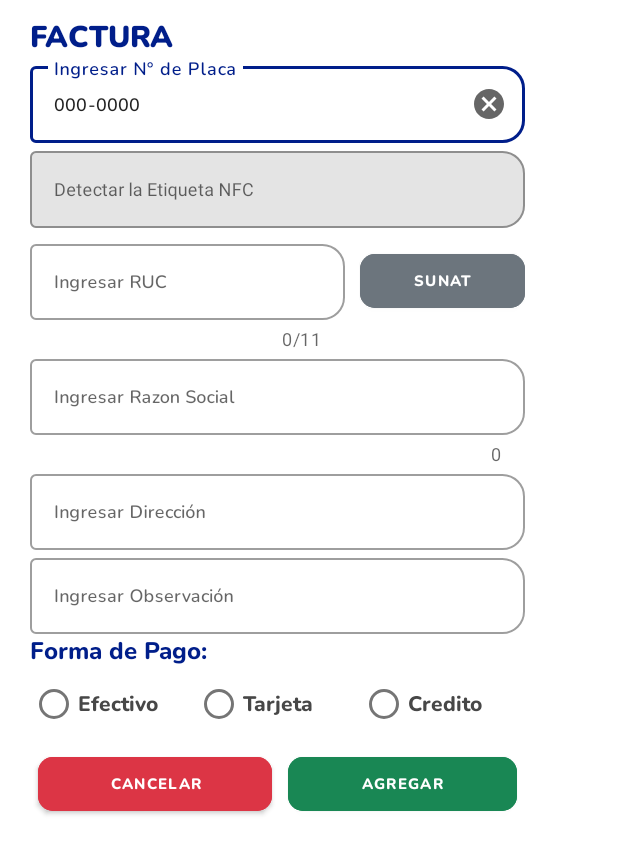
After one commit to melinallacuag/AplicacionSven, an Android app: the layout fragment_notadespacho.xml on its own in the app's theme, with its tools: preview values and no code run, on a phone screen of 412 x 824 dp. The commit adds this screen. Shown: the top 854 px of the screen. Run offline under Robolectric (Android 15) with nearby library versions, the phone set to English and light mode, and no system bars.

Commit message:
cierre x

```diff
--- a/app/src/main/java/com/anggastudio/sample/Fragment/CierreXFragment.java
+++ b/app/src/main/java/com/anggastudio/sample/Fragment/CierreXFragment.java
@@ -1,7 +1,10 @@
 package com.anggastudio.sample.Fragment;
 
+import android.app.Dialog;
 import android.graphics.Bitmap;
 import android.graphics.BitmapFactory;
+import android.graphics.Color;
+import android.graphics.drawable.ColorDrawable;
 import android.os.Bundle;
 
 import androidx.fragment.app.Fragment;
@@ -12,6 +15,7 @@ import android.os.Handler;
 import android.view.LayoutInflater;
 import android.view.View;
 import android.view.ViewGroup;
+import android.widget.Button;
 import android.widget.TextView;
 import android.widget.Toast;
 
@@ -24,6 +28,7 @@ import com.anggastudio.sample.Adapter.VTipoPagoAdapter;
 import com.anggastudio.sample.R;
 import com.anggastudio.sample.WebApiSVEN.Controllers.APIService;
 import com.anggastudio.sample.WebApiSVEN.Models.Lados;
+import com.anggastudio.sample.WebApiSVEN.Models.Optran;
 import com.anggastudio.sample.WebApiSVEN.Models.ReporteTarjetas;
 import com.anggastudio.sample.WebApiSVEN.Models.VContometro;
 import com.anggastudio.sample.WebApiSVEN.Models.VProducto;
@@ -53,6 +58,9 @@ public class CierreXFragment extends Fragment {
 
     String TVolumenContometro,SProductosTotalGLL,SProductosTotalSoles,SProductosTotalDesc,
             TotalPagosSoles,MontoBruto,TotalRTarjetasSoles;
+
+    Button imprimirCierreX;
+    Dialog modalAlerta;
 
     RecyclerView recyclerVProducto,recyclerVTipoPago,recyclerVContometro,recyclerReporteTarj;
 
@@ -100,7 +108,24 @@ public class CierreXFragment extends Fragment {
 
         GranTotal           = view.findViewById(R.id.GranTotal);
 
-        view.findViewById(R.id.imprimircierrex).setOnClickListener(v -> cierrex());
+        imprimirCierreX = view.findViewById(R.id.imprimircierrex);
+
+        /** Mostrar Alerta - Sino tiene ninguna venta pendiente */
+        modalAlerta = new Dialog(getContext());
+        modalAlerta.getWindow().setBackgroundDrawable(new ColorDrawable(Color.TRANSPARENT));
+        modalAlerta.setContentView(R.layout.cambioturno_inciodia_alerta);
+        modalAlerta.setCancelable(true);
+
+        imprimirCierreX.setOnClickListener(new View.OnClickListener() {
+            @Override
+            public void onClick(View view) {
+
+                /** API Retrofit - Cambio de Turno */
+                findOptranTurno(GlobalInfo.getterminalImei10);
+
+            }
+        });
+
 
         /** Fecha de Impresión */
         Calendar calendarprint       = Calendar.getInstance(TimeZone.getTimeZone("America/Lima"));
@@ -344,6 +369,49 @@ public class CierreXFragment extends Fragment {
 
     }
 
+    /** API SERVICE - Optran Cambio de Turno*/
+    private void findOptranTurno(String id){
+
+        Call<List<Optran>> call = mAPIService.findOptran(id);
+
+        call.enqueue(new Callback<List<Optran>>() {
+            @Override
+            public void onResponse(Call<List<Optran>> call, Response<List<Optran>> response) {
+
+                try {
+
+                    if(!response.isSuccessful()){
+                        Toast.makeText(getContext(), "Codigo de error: " + response.code(), Toast.LENGTH_SHORT).show();
+                        return;
+                    }
+
+                    List<Optran> optranList = response.body();
+
+                    GlobalInfo.getpase10 = false;
+
+                    for(Optran optran: optranList) {
+                        GlobalInfo.getpase10 = true;
+                    }
+
+                    if (GlobalInfo.getpase10 == true){
+                        modalAlerta.show();
+                        return;
+                    }
+                    cierrex();
+
+                }catch (Exception ex){
+                    Toast.makeText(getContext(), ex.getMessage(), Toast.LENGTH_SHORT).show();
+                }
+            }
+
+            @Override
+            public void onFailure(Call<List<Optran>> call, Throwable t) {
+                Toast.makeText(getContext(), "Error de conexión APICORE Optran - RED - WIFI", Toast.LENGTH_SHORT).show();
+            }
+        });
+
+    }
+
     private void cierrex() {
 
         Bitmap logoRobles = BitmapFactory.decodeResource(getResources(), R.drawable.logoprincipal);
--- a/app/src/main/java/com/anggastudio/sample/Fragment/VentaFragment.java
+++ b/app/src/main/java/com/anggastudio/sample/Fragment/VentaFragment.java
@@ -113,11 +113,11 @@ public class VentaFragment extends Fragment implements NfcAdapter.ReaderCallback
 
     TextView  datos_terminal,textMensajePEfectivo;
 
-    Dialog modalLibre,modalSoles,modalGalones,modalBoleta,modalCliente,modalFactura,modalSerafin;
+    Dialog modalLibre,modalSoles,modalGalones,modalBoleta,modalCliente,modalFactura,modalNotaDespacho,modalSerafin;
 
     Button btnAutomatico,btnListadoComprobante,btnLibre,btnCancelarLibre,btnAceptarLibre,btnSoles,btnCancelarSoles,btnAgregarSoles,btnGalones,btnCancelarGalones,btnAgregarGalones,
            btnBoleta,btnCancelarBoleta,btnAgregarBoleta,btnGenerarBoleta,buscarPlacaBoleta,buscarDNIBoleta,btnCancelarLCliente,
-            btnFactura,buscarRUCFactura,buscarPlacaFactura,btnCancelarFactura,btnAgregarFactura,btnSerafin,btnCancelarSerafin,btnAgregarSerafin;
+            btnFactura,buscarRUCFactura,buscarPlacaFactura,btnCancelarFactura,btnAgregarFactura,btnNotaDespacho,btnSerafin,btnCancelarSerafin,btnAgregarSerafin;
 
     TextInputLayout alertSoles,alertGalones,alertPlaca,alertDNI,alertRUC,alertNombre,alertRazSocial,alertPEfectivo,alertOperacion,alertSelectTPago;
 
@@ -149,6 +149,7 @@ public class VentaFragment extends Fragment implements NfcAdapter.ReaderCallback
         btnGalones      = view.findViewById(R.id.btnGalones);
         btnBoleta       = view.findViewById(R.id.btnBoleta);
         btnFactura      = view.findViewById(R.id.btnFactura);
+        btnNotaDespacho = view.findViewById(R.id.btnnotadespacho);
         btnSerafin      = view.findViewById(R.id.btnSerafin);
 
         /** Boton Bloqueados */
@@ -157,6 +158,7 @@ public class VentaFragment extends Fragment implements NfcAdapter.ReaderCallback
         btnGalones.setEnabled(false);
         btnBoleta.setEnabled(false);
         btnFactura.setEnabled(false);
+        btnNotaDespacho.setEnabled(false);
         btnSerafin.setEnabled(false);
 
         /** Restaurar estado del botón automático */
@@ -1098,6 +1100,21 @@ public class VentaFragment extends Fragment implements NfcAdapter.ReaderCallback
             }
         });
 
+
+        /** Mostrar Formulario Nota de Despacho y Realizar la Operacion */
+        modalNotaDespacho = new Dialog(getContext());
+        modalNotaDespacho.getWindow().setBackgroundDrawable(new ColorDrawable(Color.TRANSPARENT));
+        modalNotaDespacho.setContentView(R.layout.fragment_notadespacho);
+        modalNotaDespacho.setCancelable(true);
+
+        btnNotaDespacho.setOnClickListener(new View.OnClickListener() {
+            @Override
+            public void onClick(View view) {
+                modalNotaDespacho.show();
+            }
+        });
+
+
         /** Mostrar Modal Serafin y Realizar la Operacion */
         modalSerafin = new Dialog(getContext());
         modalSerafin.getWindow().setBackgroundDrawable(new ColorDrawable(Color.TRANSPARENT));
@@ -1176,6 +1193,7 @@ public class VentaFragment extends Fragment implements NfcAdapter.ReaderCallback
                 btnGalones.setEnabled(false);
                 btnBoleta.setEnabled(false);
                 btnFactura.setEnabled(false);
+                btnNotaDespacho.setEnabled(false);
                 btnSerafin.setEnabled(false);
 
                 Manguera_ByLados();
@@ -1214,6 +1232,7 @@ public class VentaFragment extends Fragment implements NfcAdapter.ReaderCallback
                 btnGalones.setEnabled(true);
                 btnBoleta.setEnabled(true);
                 btnFactura.setEnabled(true);
+                btnNotaDespacho.setEnabled(true);
                 btnSerafin.setEnabled(true);
 
                 GlobalInfo.getManguera10 = item.getMangueraID();
--- a/app/src/main/java/com/anggastudio/sample/WebApiSVEN/Parameters/GlobalInfo.java
+++ b/app/src/main/java/com/anggastudio/sample/WebApiSVEN/Parameters/GlobalInfo.java
@@ -219,7 +219,7 @@ public class GlobalInfo {
     /**
      * URL - APIService
      */
-    public static final String BASE_URL = "http://192.168.1.3:8081/";
+    public static final String BASE_URL = "http://192.168.1.2:8081/";
 
     public static APIService getAPIService() {
         return RetrofitClient.getClient(BASE_URL).create(APIService.class);
--- /dev/null
+++ b/app/src/main/res/layout/fragment_notadespacho.xml
@@ -0,0 +1,362 @@
+<?xml version="1.0" encoding="utf-8"?>
+<androidx.constraintlayout.widget.ConstraintLayout xmlns:android="http://schemas.android.com/apk/res/android"
+    xmlns:app="http://schemas.android.com/apk/res-auto"
+    android:layout_width="match_parent"
+    android:layout_height="match_parent">
+    <ScrollView
+        android:layout_width="match_parent"
+        android:layout_height="wrap_content"
+        app:layout_constraintEnd_toEndOf="parent"
+        app:layout_constraintStart_toStartOf="parent"
+        app:layout_constraintTop_toTopOf="parent">
+
+        <LinearLayout
+            android:layout_width="370sp"
+            android:layout_height="wrap_content"
+            android:orientation="vertical"
+            android:paddingStart="20sp"
+            android:paddingEnd="20sp"
+            android:paddingTop="10sp"
+            android:paddingBottom="10sp"
+            android:backgroundTint="@color/white"
+            android:background="@drawable/cardmodal">
+
+            <TextView
+                android:layout_width="match_parent"
+                android:layout_height="wrap_content"
+                android:layout_gravity="center"
+                android:fontFamily="@font/nunito_black"
+                android:text="@string/ope_factura"
+                android:textColor="@color/blue"
+                android:textSize="20sp" />
+
+            <LinearLayout
+                android:layout_width="match_parent"
+                android:layout_height="wrap_content"
+                android:orientation="horizontal"
+                android:gravity="center">
+                <com.google.android.material.textfield.TextInputLayout
+                    android:id="@+id/alertPlaca"
+                    android:layout_width="300sp"
+                    android:layout_height="wrap_content"
+                    android:hint="Ingresar N° de Placa"
+                    app:boxBackgroundMode="outline"
+                    style="@style/Widget.MaterialComponents.TextInputLayout.OutlinedBox"
+                    app:boxCornerRadiusBottomEnd="15dp"
+                    app:boxCornerRadiusTopEnd="15dp"
+                    app:endIconMode="clear_text"
+                    android:layout_weight="1">
+                    <com.google.android.material.textfield.TextInputEditText
+                        android:id="@+id/inputPlaca"
+                        android:fontFamily="@font/nunito_semibold"
+                        android:textSize="12sp"
+                        android:text="000-0000"
+                        android:inputType="textCapCharacters"
+                        android:layout_width="match_parent"
+                        android:layout_height="wrap_content"/>
+                </com.google.android.material.textfield.TextInputLayout>
+                <Button
+                    android:id="@+id/buscarPlacaFactura"
+                    android:layout_width="200sp"
+                    android:layout_height="wrap_content"
+                    android:layout_marginStart="10sp"
+                    android:text="@string/btn_buscar"
+                    android:textSize="10sp"
+                    android:fontFamily="@font/nunito_extrabold"
+                    android:layout_weight="1"
+                    app:cornerRadius="10sp"
+                    android:textColor="@color/white"
+                    android:backgroundTint="@color/colorSecondary"
+                    android:layout_marginTop="2sp"
+                    android:visibility="gone"
+                    android:layout_marginLeft="10sp" />
+            </LinearLayout>
+
+            <com.google.android.material.textfield.TextInputLayout
+                android:id="@+id/textNFC"
+                android:layout_width="match_parent"
+                android:layout_height="wrap_content"
+                android:hint="Detectar la Etiqueta NFC"
+                app:boxBackgroundColor="#E4E4E4"
+                style="@style/Widget.MaterialComponents.TextInputLayout.OutlinedBox"
+                app:boxCornerRadiusBottomEnd="15dp"
+                app:boxCornerRadiusTopEnd="15dp"
+                android:layout_marginBottom="5sp">
+
+                <com.google.android.material.textfield.TextInputEditText
+                    android:id="@+id/input_EtiquetaNFC"
+                    android:layout_width="match_parent"
+                    android:layout_height="wrap_content"
+                    android:focusable="false"
+                    android:textSize="12sp" />
+
+            </com.google.android.material.textfield.TextInputLayout>
+
+
+            <LinearLayout
+                android:layout_width="match_parent"
+                android:layout_height="wrap_content"
+                android:orientation="horizontal"
+                android:gravity="center">
+                <com.google.android.material.textfield.TextInputLayout
+                    android:id="@+id/alertRUC"
+                    android:layout_width="300sp"
+                    android:layout_height="wrap_content"
+                    android:hint="Ingresar RUC"
+                    app:boxBackgroundMode="outline"
+                    style="@style/Widget.MaterialComponents.TextInputLayout.OutlinedBox"
+                    app:boxCornerRadiusBottomEnd="15dp"
+                    app:boxCornerRadiusTopEnd="15dp"
+                    app:endIconMode="clear_text"
+                    app:counterEnabled="true"
+                    app:counterMaxLength="11"
+                    android:layout_weight="1">
+                    <com.google.android.material.textfield.TextInputEditText
+                        android:id="@+id/inputRUC"
+                        android:fontFamily="@font/nunito_semibold"
+                        android:textSize="12sp"
+                        android:inputType="number"
+                        android:maxLength="11"
+                        android:layout_width="match_parent"
+                        android:layout_height="wrap_content"/>
+                </com.google.android.material.textfield.TextInputLayout>
+                <Button
+                    android:id="@+id/buscarRUCFactura"
+                    android:layout_width="200sp"
+                    android:layout_height="wrap_content"
+                    android:layout_marginStart="10sp"
+                    android:text="@string/btn_sunat"
+                    android:textSize="10sp"
+                    android:layout_weight="1"
+                    app:cornerRadius="10sp"
+                    android:textColor="@color/white"
+                    android:backgroundTint="@color/colorSecondary"
+                    android:fontFamily="@font/nunito_extrabold"
+                    android:layout_marginTop="-8sp"
+                    android:layout_marginLeft="10sp" />
+            </LinearLayout>
+
+            <com.google.android.material.textfield.TextInputLayout
+                android:id="@+id/alertRazSocial"
+                android:layout_width="match_parent"
+                android:layout_height="wrap_content"
+                android:hint="Ingresar Razon Social"
+                app:boxBackgroundMode="outline"
+                style="@style/Widget.MaterialComponents.TextInputLayout.OutlinedBox"
+                app:boxCornerRadiusBottomEnd="15dp"
+                app:boxCornerRadiusTopEnd="15dp"
+                app:endIconMode="clear_text"
+                app:counterEnabled="true"
+                android:layout_weight="1">
+                <com.google.android.material.textfield.TextInputEditText
+                    android:id="@+id/inputRazSocial"
+                    android:fontFamily="@font/nunito_semibold"
+                    android:textSize="12sp"
+                    android:inputType="textCapCharacters"
+                    android:layout_width="match_parent"
+                    android:layout_height="wrap_content"/>
+            </com.google.android.material.textfield.TextInputLayout>
+
+            <com.google.android.material.textfield.TextInputLayout
+                android:id="@+id/alertDireccion"
+                android:layout_width="match_parent"
+                android:layout_height="wrap_content"
+                android:hint="Ingresar Dirección"
+                app:boxBackgroundMode="outline"
+                style="@style/Widget.MaterialComponents.TextInputLayout.OutlinedBox"
+                app:boxCornerRadiusBottomEnd="15dp"
+                app:boxCornerRadiusTopEnd="15dp"
+                app:endIconMode="clear_text"
+                android:layout_weight="1">
+                <com.google.android.material.textfield.TextInputEditText
+                    android:id="@+id/inputDireccion"
+                    android:fontFamily="@font/nunito_semibold"
+                    android:textSize="12sp"
+                    android:inputType="textCapCharacters"
+                    android:layout_width="match_parent"
+                    android:layout_height="wrap_content"/>
+            </com.google.android.material.textfield.TextInputLayout>
+
+            <com.google.android.material.textfield.TextInputLayout
+                android:id="@+id/alertObservacion"
+                android:layout_width="match_parent"
+                android:layout_height="wrap_content"
+                android:hint="Ingresar Observación"
+                app:boxBackgroundMode="outline"
+                style="@style/Widget.MaterialComponents.TextInputLayout.OutlinedBox"
+                app:boxCornerRadiusBottomEnd="15dp"
+                app:boxCornerRadiusTopEnd="15dp"
+                app:endIconMode="clear_text"
+                android:layout_weight="1">
+
+                <com.google.android.material.textfield.TextInputEditText
+                    android:id="@+id/inputObservacion"
+                    android:fontFamily="@font/nunito_semibold"
+                    android:textSize="12sp"
+                    android:inputType="textCapCharacters"
+                    android:layout_width="match_parent"
+                    android:layout_height="wrap_content"/>
+            </com.google.android.material.textfield.TextInputLayout>
+            <TextView
+                android:layout_width="match_parent"
+                android:layout_height="wrap_content"
+                android:text="Forma de Pago:"
+                android:fontFamily="@font/nunito_extrabold"
+                android:textColor="@color/blue"
+                android:textSize="16sp" />
+
+            <RadioGroup
+                android:id="@+id/radioFormaPago"
+                android:layout_width="match_parent"
+                android:layout_height="wrap_content"
+                android:orientation="horizontal">
+
+                <RadioButton
+                    android:id="@+id/radioEfectivo"
+                    android:layout_width="match_parent"
+                    android:layout_height="wrap_content"
+                    android:layout_weight="1"
+                    android:checked="false"
+                    android:text="Efectivo"
+                    android:fontFamily="@font/nunito_extrabold"
+                    android:textColor="@color/gris"
+                    android:textSize="14sp" />
+
+                <RadioButton
+                    android:id="@+id/radioTarjeta"
+                    android:layout_width="match_parent"
+                    android:layout_height="wrap_content"
+                    android:layout_weight="1"
+                    android:checked="false"
+                    android:text="Tarjeta"
+                    android:fontFamily="@font/nunito_extrabold"
+                    android:textColor="@color/gris"
+                    android:textSize="14sp" />
+
+                <RadioButton
+                    android:id="@+id/radioCredito"
+                    android:layout_width="match_parent"
+                    android:layout_height="wrap_content"
+                    android:layout_weight="1"
+                    android:checked="false"
+                    android:text="Credito"
+                    android:fontFamily="@font/nunito_extrabold"
+                    android:textColor="@color/gris"
+                    android:textSize="14sp" />
+            </RadioGroup>
+
+            <com.google.android.material.textfield.TextInputLayout
+                android:id="@+id/inputSelectTPago"
+                android:layout_width="match_parent"
+                android:gravity="center"
+                android:background="@drawable/cardlogin"
+                android:backgroundTint="#AFB1B1"
+                android:layout_gravity="center"
+                android:visibility="gone"
+                android:layout_height="wrap_content">
+                <Spinner
+                    android:id="@+id/SpinnerTPago"
+                    android:layout_marginTop="-22sp"
+                    android:gravity="center"
+                    android:layout_gravity="center"
+                    android:layout_width="match_parent"
+                    android:layout_height="50sp"/>
+            </com.google.android.material.textfield.TextInputLayout>
+
+            <TextView
+                android:id="@+id/textMensajePEfectivo"
+                android:layout_width="match_parent"
+                android:layout_height="50sp"
+                android:layout_gravity="center"
+                android:background="@drawable/cardlogin"
+                android:backgroundTint="@color/colorInfo"
+                android:fontFamily="@font/nunito_semibold"
+                android:gravity="center"
+                android:text="Se realizara el modo de Pago en Efectivo"
+                android:textAlignment="center"
+                android:textColor="#fff"
+                android:textSize="15sp"
+                android:textStyle="bold"
+                android:visibility="gone"/>
+
+            <com.google.android.material.textfield.TextInputLayout
+                android:id="@+id/alertOperacion"
+                android:layout_width="match_parent"
+                android:layout_height="wrap_content"
+                android:hint="Ingresar Nro.Operacion"
+                app:boxBackgroundMode="outline"
+                android:visibility="gone"
+                style="@style/Widget.MaterialComponents.TextInputLayout.OutlinedBox"
+                app:boxCornerRadiusBottomEnd="15dp"
+                app:boxCornerRadiusTopEnd="15dp"
+                app:endIconMode="clear_text"
+                android:layout_weight="1">
+                <com.google.android.material.textfield.TextInputEditText
+                    android:id="@+id/inputOperacion"
+                    android:fontFamily="@font/nunito_semibold"
+                    android:textSize="12sp"
+                    android:inputType="number"
+                    android:layout_width="match_parent"
+                    android:layout_height="wrap_content"/>
+            </com.google.android.material.textfield.TextInputLayout>
+
+            <com.google.android.material.textfield.TextInputLayout
+                android:id="@+id/alertPEfectivo"
+                android:layout_width="match_parent"
+                android:layout_height="wrap_content"
+                android:hint="Ingresar Pago Efectivo"
+                app:boxBackgroundMode="outline"
+                android:visibility="gone"
+                style="@style/Widget.MaterialComponents.TextInputLayout.OutlinedBox"
+                app:boxCornerRadiusBottomEnd="15dp"
+                app:boxCornerRadiusTopEnd="15dp"
+                app:endIconMode="clear_text"
+                android:layout_weight="1">
+                <com.google.android.material.textfield.TextInputEditText
+                    android:id="@+id/inputPEfectivo"
+                    android:fontFamily="@font/nunito_semibold"
+                    android:textSize="12sp"
+                    android:inputType="numberDecimal"
+                    android:text="0"
+                    android:layout_width="match_parent"
+                    android:layout_height="wrap_content"/>
+            </com.google.android.material.textfield.TextInputLayout>
+
+            <LinearLayout
+                android:layout_width="match_parent"
+                android:layout_height="wrap_content"
+                android:orientation="horizontal">
+                <Button
+                    android:id="@+id/btnCancelarFactura"
+                    android:layout_width="wrap_content"
+                    android:layout_height="wrap_content"
+                    android:text="@string/btn_cancelar"
+                    android:fontFamily="@font/nunito_extrabold"
+                    android:layout_gravity="center"
+                    android:textAllCaps="true"
+                    android:layout_margin="5sp"
+                    android:backgroundTint="@color/colorDanger"
+                    android:textColor="@color/white"
+                    android:textSize="10sp"
+                    app:cornerRadius="10sp"
+                    android:layout_weight="1" />
+
+
+                <Button
+                    android:id="@+id/btnAgregarFactura"
+                    android:layout_width="wrap_content"
+                    android:layout_height="wrap_content"
+                    android:text="@string/btn_agregar"
+                    android:layout_gravity="center"
+                    android:textAllCaps="true"
+                    android:textColor="@color/white"
+                    android:textSize="10sp"
+                    android:backgroundTint="@color/colorSuccess"
+                    android:layout_margin="5sp"
+                    android:fontFamily="@font/nunito_extrabold"
+                    app:cornerRadius="10sp"
+                    android:layout_weight="1" />
+            </LinearLayout>
+        </LinearLayout>
+    </ScrollView>
+</androidx.constraintlayout.widget.ConstraintLayout>
```
